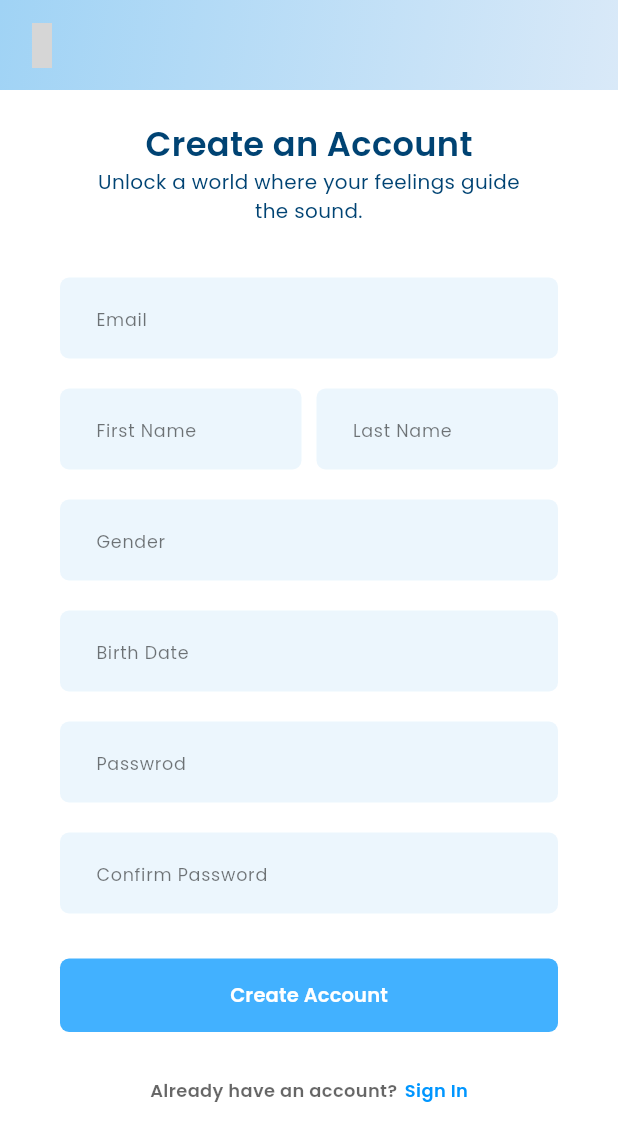
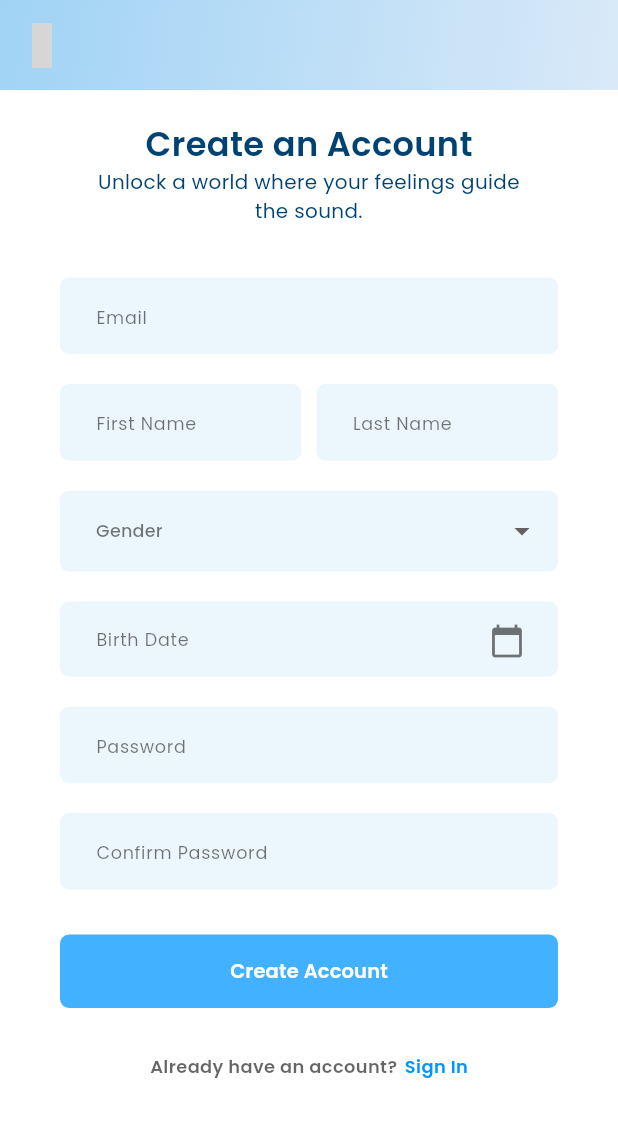
Before and after one commit to daffayudisaa/moodify_mobile, a Flutter app: the SignUpPage screen opened directly, on a phone screen of 412 x 824 dp. Shown: the top 1141 px of the screen. Run offline on Flutter 3.47's test engine with Material 3 defaults, Android fonts, the phone set to English and light mode, and no system bars; our stand-ins replace bloc, camera, equatable, flutter_bloc, hugeicons, pie_chart; grey boxes are pictures that could not be loaded.

Commit message:
feat: add dropdown form field and date picker for birth date

```diff
--- a/lib/pages/auth/sign_up.dart
+++ b/lib/pages/auth/sign_up.dart
@@ -1,6 +1,8 @@
 import 'package:flutter/material.dart';
 import 'package:hugeicons/hugeicons.dart';
 import 'package:moodify_mobile/widgets/buttons/button.dart';
+import 'package:moodify_mobile/widgets/form/dateofbirth_picker.dart';
+import 'package:moodify_mobile/widgets/form/dropdown_dynamic.dart';
 import 'package:moodify_mobile/widgets/form/text_field.dart';
 
 class SignUpPage extends StatelessWidget {
@@ -107,11 +109,12 @@ class SignUpPage extends StatelessWidget {
                   ],
                 ),
                 const SizedBox(height: 20),
-                const CustomTextField(hintText: 'Gender'),
+                const DropdownDynammic(
+                    items: ['Male', 'Female', 'Privacy'], text: 'Gender'),
                 const SizedBox(height: 20),
-                const CustomTextField(hintText: 'Birth Date'),
+                const DateOfBirthInput(),
                 const SizedBox(height: 20),
-                const CustomTextField(hintText: 'Passwrod', obscureText: true),
+                const CustomTextField(hintText: 'Password', obscureText: true),
                 const SizedBox(height: 20),
                 const CustomTextField(
                     hintText: 'Confirm Password', obscureText: true),
--- /dev/null
+++ b/lib/widgets/form/dateofbirth_picker.dart
@@ -0,0 +1,142 @@
+import 'package:flutter/material.dart';
+
+class DateOfBirthInput extends StatefulWidget {
+  const DateOfBirthInput({super.key});
+
+  @override
+  _DateOfBirthInputState createState() => _DateOfBirthInputState();
+}
+
+class _DateOfBirthInputState extends State<DateOfBirthInput> {
+  TextEditingController dateController = TextEditingController();
+
+  void _selectDate(BuildContext context) async {
+    final DateTime? pickedDate = await showDatePicker(
+      context: context,
+      initialDate: DateTime.now(),
+      firstDate: DateTime(1900),
+      lastDate: DateTime.now(),
+      builder: (BuildContext context, Widget? child) {
+        return Theme(
+          data: ThemeData.light().copyWith(
+            primaryColor: Colors.blue,
+            colorScheme: const ColorScheme.light(
+                primary: Colors.blue, secondary: Colors.blue),
+            buttonTheme:
+                const ButtonThemeData(textTheme: ButtonTextTheme.primary),
+            dialogBackgroundColor: Colors.white,
+          ),
+          child: child!,
+        );
+      },
+    );
+    if (pickedDate != null) {
+      setState(() {
+        dateController.text =
+            "${pickedDate.day.toString().padLeft(2, '0')}-${pickedDate.month.toString().padLeft(2, '0')}-${pickedDate.year}";
+      });
+    }
+  }
+
+  @override
+  Widget build(BuildContext context) {
+    return Row(
+      children: [
+        Expanded(
+          child: DateCustomField(
+            hintText: 'Birth Date',
+            controller: dateController,
+            keyboardType: TextInputType.datetime,
+            readOnly: true,
+            onTap: () => _selectDate(context),
+          ),
+        ),
+      ],
+    );
+  }
+}
+
+class DateCustomField extends StatelessWidget {
+  final String hintText;
+  final bool obscureText;
+  final TextEditingController controller;
+  final TextInputType keyboardType;
+  final bool readOnly;
+  final VoidCallback onTap;
+
+  const DateCustomField({
+    super.key,
+    required this.hintText,
+    this.obscureText = false,
+    required this.controller,
+    required this.keyboardType,
+    this.readOnly = false,
+    required this.onTap,
+  });
+
+  @override
+  Widget build(BuildContext context) {
+    double screenWidth = MediaQuery.of(context).size.width;
+
+    double multiplier = screenWidth < 600
+        ? 1.0
+        : screenWidth < 1200
+            ? 1.2
+            : 1.4;
+
+    double fontSize = 13 * multiplier;
+
+    return Stack(
+      children: [
+        TextField(
+          controller: controller,
+          obscureText: obscureText,
+          keyboardType: keyboardType,
+          readOnly: readOnly,
+          onTap: onTap,
+          style: TextStyle(
+            fontFamily: 'Poppins',
+            fontSize: fontSize,
+          ),
+          decoration: InputDecoration(
+            hintText: hintText,
+            hintStyle: TextStyle(
+              fontFamily: 'Poppins',
+              fontSize: fontSize * 0.9,
+              color: Colors.black54,
+            ),
+            contentPadding: const EdgeInsets.symmetric(
+              vertical: 15,
+              horizontal: 20,
+            ),
+            filled: true,
+            fillColor: const Color(0xFFA0D3F5).withOpacity(0.2),
+            border: InputBorder.none,
+            focusedBorder: OutlineInputBorder(
+              borderRadius: BorderRadius.circular(6),
+              borderSide: const BorderSide(
+                color: Color(0xFF008EF2),
+                width: 2,
+              ),
+            ),
+            enabledBorder: OutlineInputBorder(
+              borderRadius: BorderRadius.circular(6),
+              borderSide: const BorderSide(
+                color: Colors.transparent,
+                width: 1,
+              ),
+            ),
+          ),
+        ),
+        Positioned(
+          right: 10,
+          top: 2,
+          child: IconButton(
+            icon: const Icon(Icons.calendar_today, color: Colors.black54),
+            onPressed: onTap,
+          ),
+        ),
+      ],
+    );
+  }
+}
--- /dev/null
+++ b/lib/widgets/form/dropdown_dynamic.dart
@@ -0,0 +1,91 @@
+import 'package:flutter/material.dart';
+
+class DropdownDynammic extends StatefulWidget {
+  final String text;
+  final List<String> items;
+
+  const DropdownDynammic({super.key, required this.items, required this.text});
+
+  @override
+  State<DropdownDynammic> createState() => _DropdownDynammicState();
+}
+
+class _DropdownDynammicState extends State<DropdownDynammic> {
+  String? selectedValue;
+
+  @override
+  Widget build(BuildContext context) {
+    double screenWidth = MediaQuery.of(context).size.width;
+
+    double multiplier = screenWidth < 600
+        ? 1.0
+        : screenWidth < 1200
+            ? 1.2
+            : 1.4;
+
+    double fontSize = 13 * multiplier;
+
+    return DropdownButtonFormField<String>(
+      value: selectedValue,
+      dropdownColor: Colors.white,
+      isExpanded: true,
+      decoration: InputDecoration(
+        filled: true,
+        fillColor: const Color(0xFFA0D3F5).withOpacity(0.2),
+        hintText: widget.text,
+        hintStyle: TextStyle(
+          fontFamily: 'Poppins',
+          fontSize: fontSize * 0.9,
+          color: Colors.black54,
+        ),
+        contentPadding: const EdgeInsets.symmetric(
+          vertical: 15,
+          horizontal: 20,
+        ),
+        focusedBorder: OutlineInputBorder(
+          borderRadius: BorderRadius.circular(6),
+          borderSide: const BorderSide(
+            color: Color(0xFF008EF2),
+            width: 2,
+          ),
+        ),
+        enabledBorder: OutlineInputBorder(
+          borderRadius: BorderRadius.circular(6),
+          borderSide: const BorderSide(
+            color: Colors.transparent,
+            width: 1,
+          ),
+        ),
+      ),
+      hint: Align(
+        alignment: Alignment.centerLeft,
+        child: Text(
+          widget.text,
+          style: TextStyle(
+            fontFamily: 'Poppins',
+            fontSize: fontSize * 0.9,
+            color: Colors.black54,
+          ),
+        ),
+      ),
+      items: widget.items.map((item) {
+        return DropdownMenuItem<String>(
+          value: item,
+          child: Text(
+            item,
+            style: TextStyle(
+              fontFamily: 'Poppins',
+              fontSize: fontSize,
+              color: Colors.black87,
+            ),
+          ),
+        );
+      }).toList(),
+      onChanged: (value) {
+        setState(() {
+          selectedValue = value;
+        });
+      },
+    );
+  }
+}
--- a/lib/widgets/form/text_field.dart
+++ b/lib/widgets/form/text_field.dart
@@ -23,6 +23,10 @@ class CustomTextField extends StatelessWidget {
     double fontSize = 13 * multiplier;
     return TextField(
       obscureText: obscureText,
+      style: TextStyle(
+        fontFamily: 'Poppins',
+        fontSize: fontSize * 1.1,
+      ),
       decoration: InputDecoration(
         hintText: hintText,
         hintStyle: TextStyle(
```
